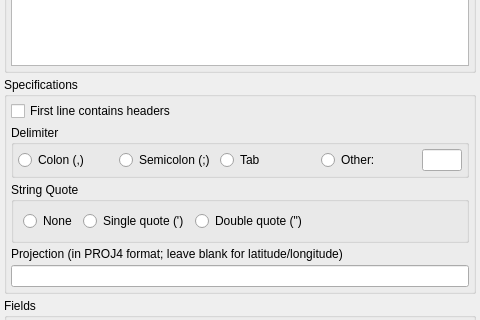
Old version of the form src/ImportExport/ImportCSVDialog.ui in the repository openstreetmap/merkaartor; both pictures show x 0 to 480 and y 160 to 480 of the 480 by 723 pixel window.
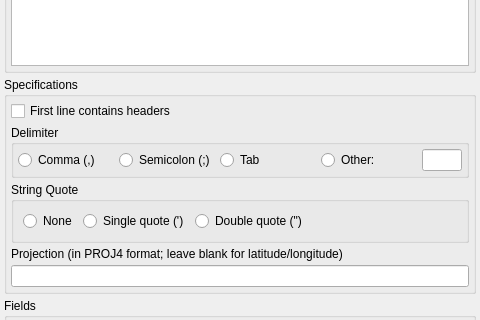
New version of the form.

Commit message: Fixed wrong usage of comma vs. colon in CSV import.

```diff
--- a/src/ImportExport/ImportCSVDialog.ui
+++ b/src/ImportExport/ImportCSVDialog.ui
@@ -121,7 +121,7 @@
          <item>
           <widget class="QRadioButton" name="rbColonDelim">
            <property name="text">
-            <string>Colon (,)</string>
+            <string>Comma (,)</string>
            </property>
           </widget>
          </item>
```
Left out of the diff: 2 changed lines with no effect on the pictures. The commit also changes 2 other files.
